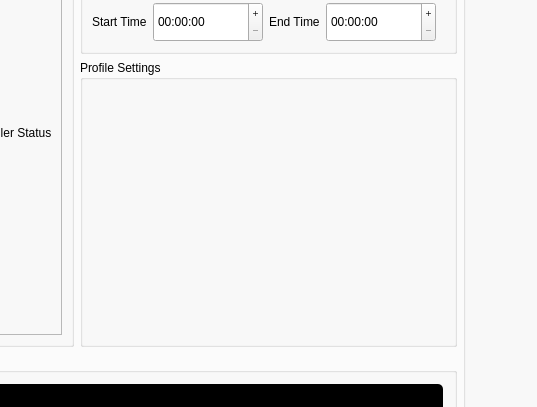
evsahal/TaskEX, file gui/ui_files/instance_page.ui: the form before one commit; both pictures show x 414 to 951 and y 224 to 631 of the 1143 by 836 pixel window.
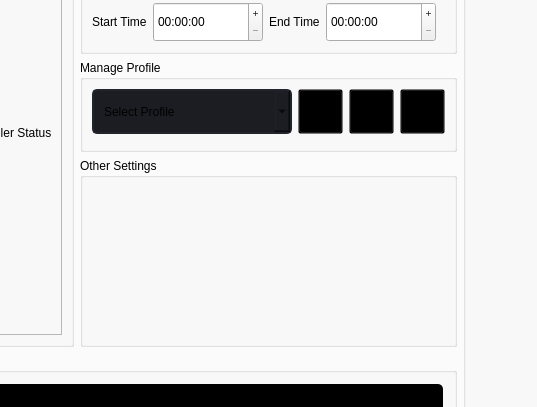
The form after the commit. The open tabs and pages were chosen to show the change. Icons and pictures are not drawn.

Commit message: instance setup

Diff of the .ui file:
```diff
--- a/gui/ui_files/instance_page.ui
+++ b/gui/ui_files/instance_page.ui
@@ -427,7 +427,7 @@
    <item>
     <widget class="QTabWidget" name="tabWidget">
      <property name="currentIndex">
-      <number>2</number>
+      <number>0</number>
      </property>
      <widget class="QWidget" name="run_tab_">
       <attribute name="title">
@@ -603,7 +603,7 @@
                     <number>0</number>
                    </property>
                    <item>
-                    <widget class="QComboBox" name="comboBox_2">
+                    <widget class="QComboBox" name="emu_profile_">
                      <property name="minimumSize">
                       <size>
                        <width>170</width>
@@ -616,11 +616,6 @@
                      <property name="placeholderText">
                       <string>Choose a Profile</string>
                      </property>
-                     <item>
-                      <property name="text">
-                       <string>Default</string>
-                      </property>
-                     </item>
                     </widget>
                    </item>
                    <item>
@@ -1066,7 +1061,7 @@
                   <property name="frameShadow">
                    <enum>QFrame::Shadow::Raised</enum>
                   </property>
-                  <layout class="QVBoxLayout" name="verticalLayout_7" stretch="2,8">
+                  <layout class="QVBoxLayout" name="verticalLayout_7" stretch="2,2,8">
                    <property name="leftMargin">
                     <number>0</number>
                    </property>
@@ -1284,10 +1279,141 @@
                      </layout>
                     </widget>
                    </item>
+                   <item>
+                    <widget class="QGroupBox" name="groupBox_5">
+                     <property name="title">
+                      <string>Manage Profile</string>
+                     </property>
+                     <layout class="QVBoxLayout" name="verticalLayout_17">
+                      <item>
+                       <widget class="QFrame" name="frame_20">
+                        <property name="frameShape">
+                         <enum>QFrame::Shape::NoFrame</enum>
+                        </property>
+                        <property name="frameShadow">
+                         <enum>QFrame::Shadow::Raised</enum>
+                        </property>
+                        <layout class="QHBoxLayout" name="horizontalLayout_13">
+                         <property name="leftMargin">
+                          <number>0</number>
+                         </property>
+                         <property name="topMargin">
+                          <number>0</number>
+                         </property>
+                         <property name="rightMargin">
+                          <number>0</number>
+                         </property>
+                         <property name="bottomMargin">
+                          <number>0</number>
+                         </property>
+                         <item>
+                          <widget class="QComboBox" name="comboBox">
+                           <property name="minimumSize">
+                            <size>
+                             <width>0</width>
+                             <height>45</height>
+                            </size>
+                           </property>
+                           <property name="placeholderText">
+                            <string>Select Profile</string>
+                           </property>
+                          </widget>
+                         </item>
+                         <item>
+                          <widget class="QPushButton" name="pushButton">
+                           <property name="minimumSize">
+                            <size>
+                             <width>45</width>
+                             <height>45</height>
+                            </size>
+                           </property>
+                           <property name="maximumSize">
+                            <size>
+                             <width>45</width>
+                             <height>45</height>
+                            </size>
+                           </property>
+                           <property name="styleSheet">
+                            <string notr="true">background:transparent;</string>
+                           </property>
+                           <property name="text">
+                            <string/>
+                           </property>
+                           <property name="icon">
+                            <iconset theme="QIcon::ThemeIcon::MailMessageNew"/>
+                           </property>
+                          </widget>
+                         </item>
+                         <item>
+                          <widget class="QPushButton" name="pushButton_2">
+                           <property name="minimumSize">
+                            <size>
+                             <width>45</width>
+                             <height>45</height>
+                            </size>
+                           </property>
+                           <property name="maximumSize">
+                            <size>
+                             <width>45</width>
+                             <height>45</height>
+                            </size>
+                           </property>
+                           <property name="styleSheet">
+                            <string notr="true">background:transparent;</string>
+                           </property>
+                           <property name="text">
+                            <string/>
+                           </property>
+                           <property name="icon">
+                            <iconset theme="QIcon::ThemeIcon::EditDelete"/>
+                           </property>
+                          </widget>
+                         </item>
+                         <item>
+                          <widget class="QPushButton" name="pushButton_3">
+                           <property name="minimumSize">
+                            <size>
+                             <width>45</width>
+                             <height>45</height>
+                            </size>
+                           </property>
+                           <property name="maximumSize">
+                            <size>
+                             <width>45</width>
+                             <height>45</height>
+                            </size>
+                           </property>
+                           <property name="styleSheet">
+                            <string notr="true">background:transparent;</string>
+                           </property>
+                           <property name="text">
+                            <string/>
+                           </property>
+                           <property name="icon">
+                            <iconset theme="QIcon::ThemeIcon::ListAdd"/>
+                           </property>
+                          </widget>
+                         </item>
+                        </layout>
+                       </widget>
+                      </item>
+                      <item>
+                       <widget class="QFrame" name="frame_19">
+                        <property name="frameShape">
+                         <enum>QFrame::Shape::StyledPanel</enum>
+                        </property>
+                        <property name="frameShadow">
+                         <enum>QFrame::Shadow::Raised</enum>
+                        </property>
+                       </widget>
+                      </item>
+                     </layout>
+                    </widget>
+                   </item>
                    <item>
                     <widget class="QGroupBox" name="groupBox_2">
                      <property name="title">
-                      <string>Profile Settings</string>
+                      <string>Other Settings</string>
                      </property>
                     </widget>
                    </item>
```
The commit also changes 12 other files.
